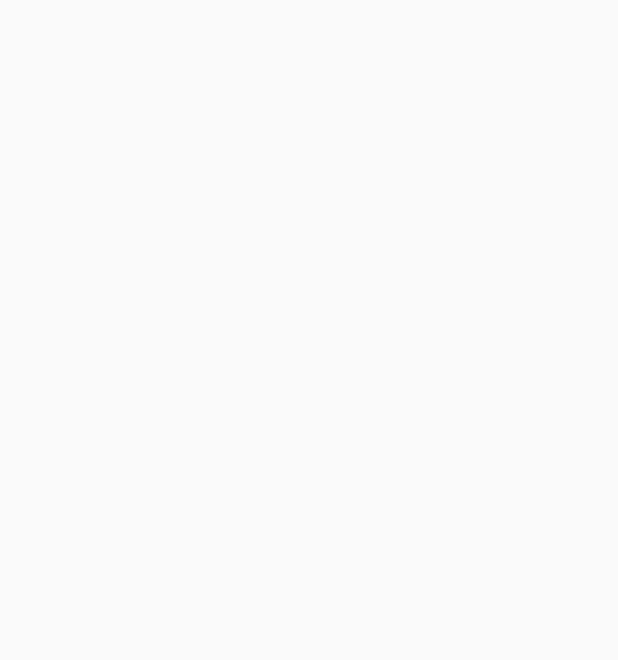
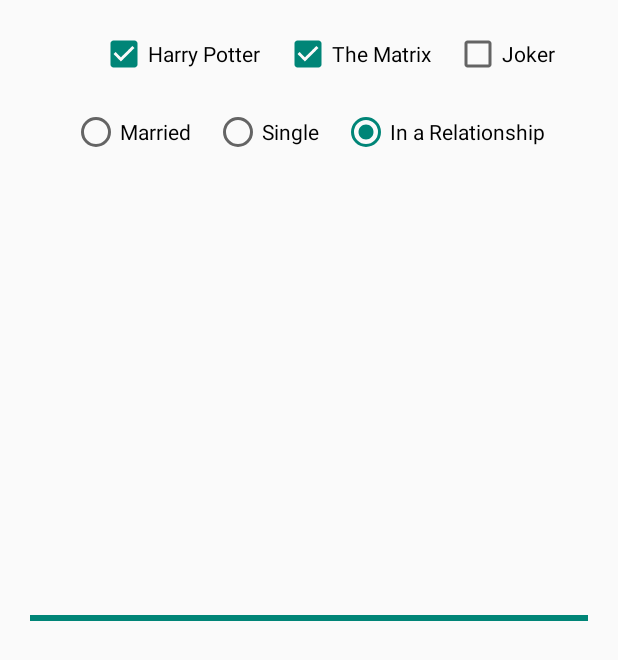
Before and after one commit to JonathanLacabe/TestApp, an Android app built with Jetpack Compose: the screen it shows after launch (MainActivity), on a phone screen of 412 x 824 dp. Before the commit the part shown is empty. Shown: the top 660 px of the screen. Run offline under Robolectric (Android 15) with nearby library versions, the phone set to English and light mode, and no system bars.

Commit message:
made a whole little app

```diff
--- a/app/src/main/java/com/example/testapp/MainActivity.java
+++ b/app/src/main/java/com/example/testapp/MainActivity.java
@@ -1,10 +1,83 @@
 package com.example.testapp;
 import androidx.activity.ComponentActivity;
 import android.os.Bundle;
+import android.os.SystemClock;
+import android.view.View;
+import android.widget.Button;
+import android.widget.CheckBox;
+import android.widget.CompoundButton;
+import android.widget.EditText;
+import android.widget.ProgressBar;
+import android.widget.RadioGroup;
+import android.widget.TextView;
+import android.widget.Toast;
 
 public class MainActivity extends ComponentActivity {
+
+    private CheckBox checkBoxHarry, checkBoxMatrix, checkBoxJoker;
+    private RadioGroup rgMaritalStatus;
+    private ProgressBar progressBar;
+
     @Override
-    protected void onCreate (Bundle savedInstanceState) { super.onCreate(savedInstanceState);
+    protected void onCreate (Bundle savedInstanceState) {
+        super.onCreate(savedInstanceState);
         setContentView(R.layout.activity_main);
+        checkBoxHarry = findViewById(R.id.checkboxHarry);
+        checkBoxMatrix = findViewById(R.id.checkboxMatrix);
+        checkBoxJoker = findViewById(R.id.checkboxJoker);
+
+        rgMaritalStatus = findViewById(R.id.rgMaritalStatus);
+
+        progressBar = findViewById(R.id.progressBar);
+
+        Thread thread = new Thread(new Runnable() {
+            @Override
+            public void run() {
+                for(int i=0; i<10; i++){
+                    progressBar.incrementProgressBy(10);
+                    SystemClock.sleep(500);
+                }
+            }
+        });
+        thread.start();
+
+        int checkedButton = rgMaritalStatus.getCheckedRadioButtonId();
+        if(checkedButton == R.id.rbMarried){
+            Toast.makeText(MainActivity.this, "Married", Toast.LENGTH_SHORT).show();
+        }else if (checkedButton == R.id.rbSingle){
+            Toast.makeText(MainActivity.this, "Single", Toast.LENGTH_SHORT).show();
+        }else if (checkedButton == R.id.inRel){
+            Toast.makeText(MainActivity.this, "In a Relationship", Toast.LENGTH_SHORT).show();
+
+        }
+        rgMaritalStatus.setOnCheckedChangeListener(new RadioGroup.OnCheckedChangeListener() {
+            @Override
+            public void onCheckedChanged(RadioGroup group, int checkedId) {
+                if(checkedId == R.id.rbMarried){
+                    Toast.makeText(MainActivity.this, "Married", Toast.LENGTH_SHORT).show();
+                }else if (checkedId == R.id.rbSingle){
+                    Toast.makeText(MainActivity.this, "Single", Toast.LENGTH_SHORT).show();
+                }else if (checkedId == R.id.inRel){
+                    Toast.makeText(MainActivity.this, "In a Relationship", Toast.LENGTH_SHORT).show();
+                }
+            }
+        });
+
+        if(checkBoxHarry.isChecked()){
+            Toast.makeText(MainActivity.this, "You have watched harry potter", Toast.LENGTH_SHORT).show();
+        }else{
+            Toast.makeText(MainActivity.this, "WATCH the potter", Toast.LENGTH_SHORT).show();
+        }
+
+        checkBoxHarry.setOnCheckedChangeListener(new CompoundButton.OnCheckedChangeListener() {
+            @Override
+            public void onCheckedChanged(CompoundButton buttonView, boolean isChecked) {
+                if(isChecked){
+                    Toast.makeText(MainActivity.this, "You have watched harry potter", Toast.LENGTH_SHORT).show();
+                }else{
+                    Toast.makeText(MainActivity.this, "WATCH the potter", Toast.LENGTH_SHORT).show();
+                }
+            }
+        });
     }
 }
--- a/app/src/main/res/layout/activity_main.xml
+++ b/app/src/main/res/layout/activity_main.xml
@@ -2,10 +2,95 @@
 <RelativeLayout xmlns:android="http://schemas.android.com/apk/res/android"
     xmlns:app="http://schemas.android.com/apk/res-auto"
     xmlns:tools="http://schemas.android.com/tools"
-    android:id="@+id/linearLayout"
     android:layout_width="match_parent"
     android:layout_height="match_parent"
     tools:context=".MainActivity">
 
+    <RelativeLayout
+        android:layout_width="wrap_content"
+        android:layout_height="wrap_content"
+        android:id="@+id/moviesRelLayout"
+        android:layout_centerHorizontal="true"
+        android:layout_marginTop="20dp">
 
+        <CheckBox
+            android:layout_width="wrap_content"
+            android:layout_height="wrap_content"
+            android:text="Harry Potter"
+            android:id="@+id/checkboxHarry"
+            android:checked="true"
+            android:layout_marginLeft="25dp"
+            />
+
+        <CheckBox
+            android:layout_width="wrap_content"
+            android:layout_height="wrap_content"
+            android:text="The Matrix"
+            android:id="@+id/checkboxMatrix"
+            android:checked="true"
+            android:layout_toRightOf="@+id/checkboxHarry"
+            android:layout_marginLeft="15dp"
+            />
+
+        <CheckBox
+            android:layout_width="wrap_content"
+            android:layout_height="wrap_content"
+            android:text="Joker"
+            android:id="@+id/checkboxJoker"
+            android:checked="false"
+            android:layout_toRightOf="@+id/checkboxMatrix"
+            android:layout_marginLeft="15dp"
+            />
+
+    </RelativeLayout>
+
+    <RadioGroup
+        android:layout_width="wrap_content"
+        android:layout_height="wrap_content"
+        android:layout_below="@+id/moviesRelLayout"
+        android:layout_marginTop="20dp"
+        android:layout_centerHorizontal="true"
+        android:orientation="horizontal"
+        android:id="@+id/rgMaritalStatus"
+        >
+
+        <RadioButton
+            android:layout_width="wrap_content"
+            android:layout_height="wrap_content"
+            android:text="Married"
+            android:id="@+id/rbMarried"
+            android:checked="true"
+
+            />
+
+        <RadioButton
+            android:layout_width="wrap_content"
+            android:layout_height="wrap_content"
+            android:text="Single"
+            android:id="@+id/rbSingle"
+            android:layout_marginLeft="15dp"
+
+            />
+        <RadioButton
+            android:layout_width="wrap_content"
+            android:layout_height="wrap_content"
+            android:text="In a Relationship"
+            android:id="@+id/inRel"
+            android:checked="true"
+            android:layout_marginLeft="15dp"
+            />
+    </RadioGroup>
+
+    <ProgressBar
+        android:layout_width="match_parent"
+        android:layout_height="wrap_content"
+        android:id="@+id/progressBar"
+        android:layout_centerInParent="true"
+        android:visibility="visible"
+        style="@style/Widget.AppCompat.ProgressBar.Horizontal"
+        android:max="100"
+        android:layout_marginLeft="20dp"
+        android:layout_marginRight="20dp"
+
+        />
 </RelativeLayout>
--- a/app/src/main/res/values/colors.xml
+++ b/app/src/main/res/values/colors.xml
@@ -7,4 +7,7 @@
     <color name="teal_700">#FF018786</color>
     <color name="black">#FF000000</color>
     <color name="white">#FFFFFFFF</color>
+    <color name="colorPrimary">#008577</color>
+    <color name="colorPrimaryDark">#00574B</color>
+    <color name="colorAccent">#D81B60</color>
 </resources>
```
